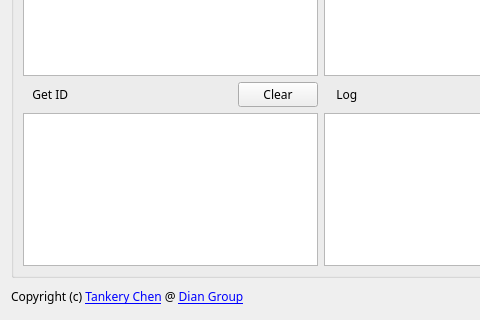
First picture: the form in src/testDianVote/testdianvote.ui, repository FrankieChan885/dian-zigbee-vote, before the edit; both pictures show x 0 to 480 and y 288 to 608 of the 642 by 608 pixel window.
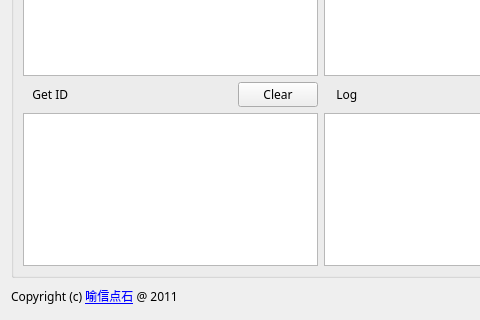
Second picture: the form after the edit. Icons and pictures are not drawn.

```diff
--- a/src/testDianVote/testdianvote.ui
+++ b/src/testDianVote/testdianvote.ui
@@ -788,7 +788,11 @@
      <item>
       <widget class="QLabel" name="label_6">
        <property name="text">
-        <string>Copyright (c) &lt;a href=&quot;mailto:tankery.chen@gmail.com&quot;&gt;Tankery Chen&lt;/a&gt; @ &lt;a href=&quot;www.dian.org.cn&quot;&gt;Dian Group&lt;/a&gt;</string>
+        <string>&lt;!DOCTYPE HTML PUBLIC &quot;-//W3C//DTD HTML 4.0//EN&quot; &quot;http://www.w3.org/TR/REC-html40/strict.dtd&quot;&gt;
+&lt;html&gt;&lt;head&gt;&lt;meta name=&quot;qrichtext&quot; content=&quot;1&quot; /&gt;&lt;style type=&quot;text/css&quot;&gt;
+p, li { white-space: pre-wrap; }
+&lt;/style&gt;&lt;/head&gt;&lt;body style=&quot; font-family:'Purisa'; font-size:9pt; font-weight:400; font-style:normal;&quot;&gt;
+&lt;p style=&quot; margin-top:0px; margin-bottom:0px; margin-left:0px; margin-right:0px; -qt-block-indent:0; text-indent:0px;&quot;&gt;Copyright (c) &lt;a href=&quot;www.yuxindianshi.com&quot;&gt;&lt;span style=&quot; text-decoration: underline; color:#0000ff;&quot;&gt;喻信点石&lt;/span&gt;&lt;/a&gt; @ 2011&lt;/p&gt;&lt;/body&gt;&lt;/html&gt;</string>
        </property>
        <property name="textFormat">
         <enum>Qt::RichText</enum>
```
Left out of the diff: 2 changed lines with no effect on the pictures.
